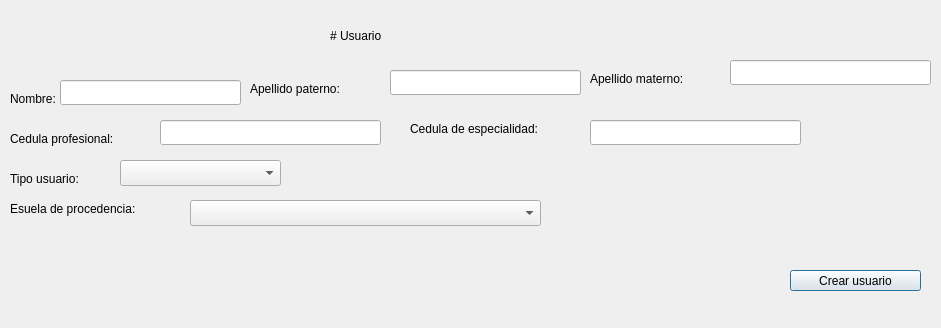
Qt form Documentacion/QtDesigner/usuario_crear.ui (AsgardUtvt/ProyectoIntegrador1) before a commit.
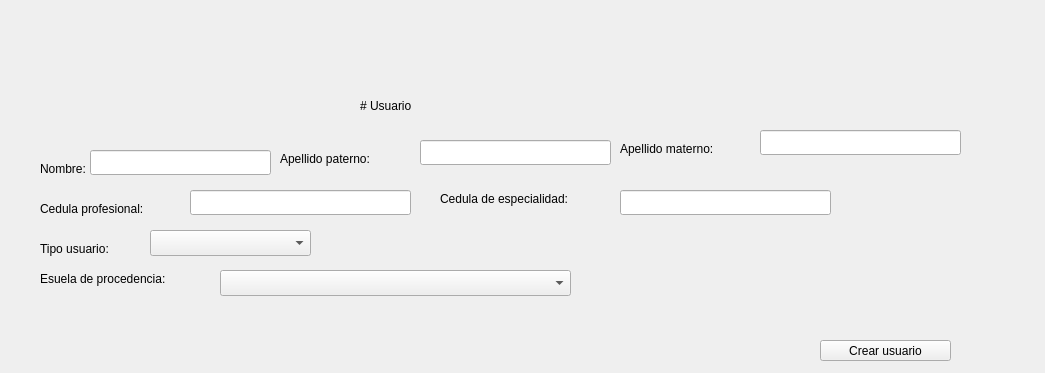
The same form after that commit.

The edit to the form file:
```diff
--- a/Documentacion/QtDesigner/usuario_crear.ui
+++ b/Documentacion/QtDesigner/usuario_crear.ui
@@ -1,39 +1,69 @@
 <?xml version="1.0" encoding="UTF-8"?>
 <ui version="4.0">
- <class>d_crear_usuario</class>
- <widget class="QDialog" name="d_crear_usuario">
+ <class>f_crear_usuario</class>
+ <widget class="QWidget" name="f_crear_usuario">
   <property name="geometry">
    <rect>
     <x>0</x>
     <y>0</y>
-    <width>941</width>
-    <height>328</height>
+    <width>1045</width>
+    <height>373</height>
    </rect>
   </property>
   <property name="windowTitle">
-   <string>Crear usuario</string>
+   <string>SIHMED - Crear usuario</string>
   </property>
-  <widget class="QLabel" name="label">
+  <widget class="QLabel" name="label_7">
    <property name="geometry">
     <rect>
-     <x>330</x>
-     <y>20</y>
-     <width>121</width>
-     <height>31</height>
+     <x>280</x>
+     <y>150</y>
+     <width>141</width>
+     <height>18</height>
     </rect>
    </property>
    <property name="text">
-    <string># Usuario</string>
+    <string>Apellido paterno:</string>
    </property>
-   <property name="textFormat">
-    <enum>Qt::TextFormat::MarkdownText</enum>
+  </widget>
+  <widget class="QComboBox" name="cb_escuela">
+   <property name="geometry">
+    <rect>
+     <x>220</x>
+     <y>270</y>
+     <width>351</width>
+     <height>26</height>
+    </rect>
+   </property>
+  </widget>
+  <widget class="QLabel" name="label_8">
+   <property name="geometry">
+    <rect>
+     <x>620</x>
+     <y>140</y>
+     <width>141</width>
+     <height>18</height>
+    </rect>
+   </property>
+   <property name="text">
+    <string>Apellido materno:</string>
+   </property>
+  </widget>
+  <widget class="QLineEdit" name="le_cedula_profesional">
+   <property name="geometry">
+    <rect>
+     <x>190</x>
+     <y>190</y>
+     <width>221</width>
+     <height>25</height>
+    </rect>
    </property>
   </widget>
   <widget class="QLabel" name="label_2">
    <property name="geometry">
     <rect>
-     <x>10</x>
-     <y>90</y>
+     <x>40</x>
+     <y>160</y>
      <width>71</width>
      <height>18</height>
     </rect>
@@ -42,24 +72,11 @@
     <string>Nombre:</string>
    </property>
   </widget>
-  <widget class="QLabel" name="label_3">
-   <property name="geometry">
-    <rect>
-     <x>10</x>
-     <y>130</y>
-     <width>161</width>
-     <height>18</height>
-    </rect>
-   </property>
-   <property name="text">
-    <string>Cedula profesional:</string>
-   </property>
-  </widget>
   <widget class="QLabel" name="label_4">
    <property name="geometry">
     <rect>
-     <x>10</x>
-     <y>200</y>
+     <x>40</x>
+     <y>270</y>
      <width>181</width>
      <height>18</height>
     </rect>
@@ -71,8 +88,8 @@
   <widget class="QLabel" name="label_5">
    <property name="geometry">
     <rect>
-     <x>10</x>
-     <y>170</y>
+     <x>40</x>
+     <y>240</y>
      <width>111</width>
      <height>18</height>
     </rect>
@@ -81,42 +98,12 @@
     <string>Tipo usuario:</string>
    </property>
   </widget>
-  <widget class="QComboBox" name="cb_tipo_usuario">
+  <widget class="QLineEdit" name="le_apellido_materno">
    <property name="geometry">
     <rect>
-     <x>120</x>
-     <y>160</y>
-     <width>161</width>
-     <height>26</height>
-    </rect>
-   </property>
-  </widget>
-  <widget class="QComboBox" name="cb_escuela">
-   <property name="geometry">
-    <rect>
-     <x>190</x>
-     <y>200</y>
-     <width>351</width>
-     <height>26</height>
-    </rect>
-   </property>
-  </widget>
-  <widget class="QLineEdit" name="le_cedula_profesional">
-   <property name="geometry">
-    <rect>
-     <x>160</x>
-     <y>120</y>
-     <width>221</width>
-     <height>25</height>
-    </rect>
-   </property>
-  </widget>
-  <widget class="QLineEdit" name="le_nombre_usuario">
-   <property name="geometry">
-    <rect>
-     <x>60</x>
-     <y>80</y>
-     <width>181</width>
+     <x>760</x>
+     <y>130</y>
+     <width>201</width>
      <height>25</height>
     </rect>
    </property>
@@ -124,8 +111,8 @@
   <widget class="QLabel" name="label_6">
    <property name="geometry">
     <rect>
-     <x>410</x>
-     <y>120</y>
+     <x>440</x>
+     <y>190</y>
      <width>181</width>
      <height>18</height>
     </rect>
@@ -134,34 +121,70 @@
     <string>Cedula de especialidad:</string>
    </property>
   </widget>
+  <widget class="QPushButton" name="pushButton">
+   <property name="geometry">
+    <rect>
+     <x>820</x>
+     <y>340</y>
+     <width>131</width>
+     <height>21</height>
+    </rect>
+   </property>
+   <property name="text">
+    <string>Crear usuario</string>
+   </property>
+  </widget>
+  <widget class="QComboBox" name="cb_tipo_usuario">
+   <property name="geometry">
+    <rect>
+     <x>150</x>
+     <y>230</y>
+     <width>161</width>
+     <height>26</height>
+    </rect>
+   </property>
+  </widget>
+  <widget class="QLineEdit" name="le_nombre_usuario">
+   <property name="geometry">
+    <rect>
+     <x>90</x>
+     <y>150</y>
+     <width>181</width>
+     <height>25</height>
+    </rect>
+   </property>
+  </widget>
   <widget class="QLineEdit" name="le_cedula_especialidad">
    <property name="geometry">
     <rect>
-     <x>590</x>
-     <y>120</y>
+     <x>620</x>
+     <y>190</y>
      <width>211</width>
      <height>25</height>
     </rect>
    </property>
   </widget>
-  <widget class="QLabel" name="label_7">
+  <widget class="QLabel" name="label">
    <property name="geometry">
     <rect>
-     <x>250</x>
-     <y>80</y>
-     <width>141</width>
-     <height>18</height>
+     <x>360</x>
+     <y>90</y>
+     <width>121</width>
+     <height>31</height>
     </rect>
    </property>
    <property name="text">
-    <string>Apellido paterno:</string>
+    <string># Usuario</string>
+   </property>
+   <property name="textFormat">
+    <enum>Qt::TextFormat::MarkdownText</enum>
    </property>
   </widget>
   <widget class="QLineEdit" name="le_apellido_paterno">
    <property name="geometry">
     <rect>
-     <x>390</x>
-     <y>70</y>
+     <x>420</x>
+     <y>140</y>
      <width>191</width>
      <height>25</height>
     </rect>
@@ -170,40 +193,17 @@
     <string/>
    </property>
   </widget>
-  <widget class="QLabel" name="label_8">
+  <widget class="QLabel" name="label_3">
    <property name="geometry">
     <rect>
-     <x>590</x>
-     <y>70</y>
-     <width>141</width>
+     <x>40</x>
+     <y>200</y>
+     <width>161</width>
      <height>18</height>
     </rect>
    </property>
    <property name="text">
-    <string>Apellido materno:</string>
-   </property>
-  </widget>
-  <widget class="QLineEdit" name="le_apellido_materno">
-   <property name="geometry">
-    <rect>
-     <x>730</x>
-     <y>60</y>
-     <width>201</width>
-     <height>25</height>
-    </rect>
-   </property>
-  </widget>
-  <widget class="QPushButton" name="pushButton">
-   <property name="geometry">
-    <rect>
-     <x>790</x>
-     <y>270</y>
-     <width>131</width>
-     <height>21</height>
-    </rect>
-   </property>
-   <property name="text">
-    <string>Crear usuario</string>
+    <string>Cedula profesional:</string>
    </property>
   </widget>
  </widget>
```
